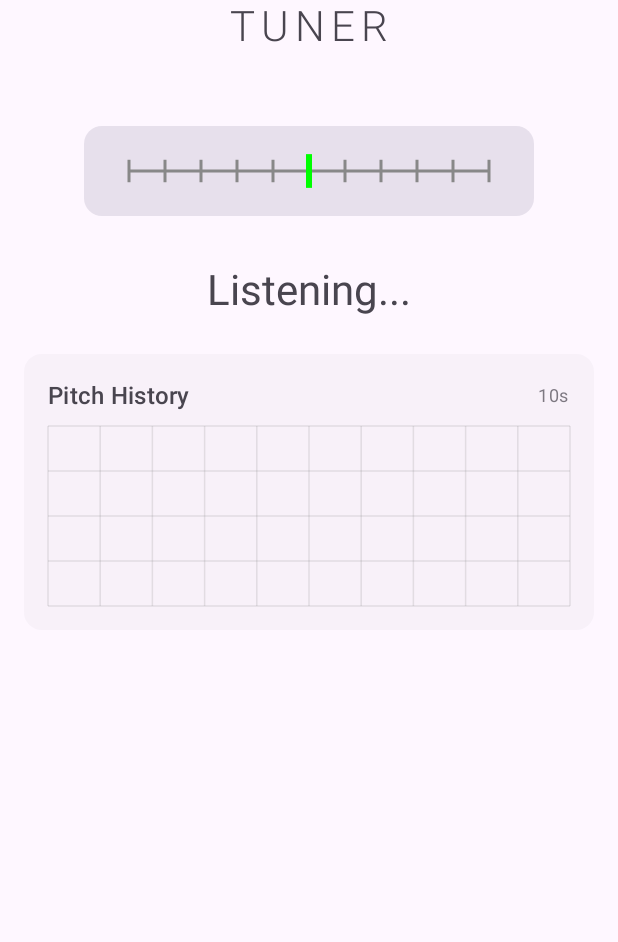
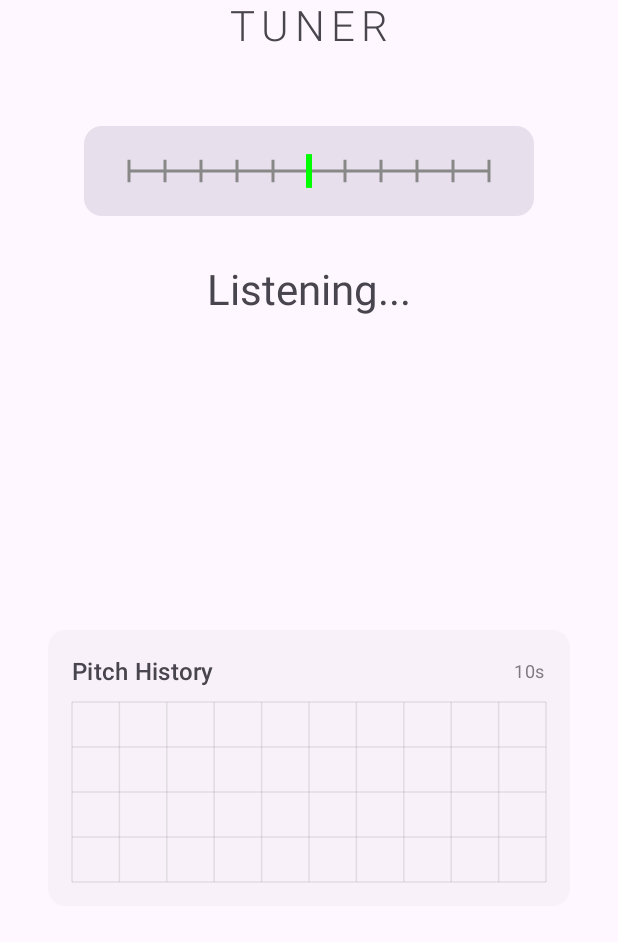
Before and after one commit to chrischaps/chromatic-tuner-android, an Android app built with Jetpack Compose: the screen it shows after launch (MainActivity), on a phone screen of 412 x 824 dp, the part 282-1224 px from its top. Run offline under Robolectric (Android 15) with nearby library versions, the phone set to English and light mode, and no system bars.

Commit message:
Anchor pitch history graph to bottom of screen
- Move graph from inline position to bottom-anchored overlay
- Use Box layout for proper layering
- Add bottom padding to main content to prevent overlap
- Graph now always visible regardless of scroll position
- Improved UX for musicians needing quick pitch reference

🤖 Generated with [Claude Code](https://claude.ai/code)

Co-Authored-By: Claude <noreply@anthropic.com>

```diff
--- a/app/src/main/java/com/chrischappelear/tuner/ui/TunerScreen.kt
+++ b/app/src/main/java/com/chrischappelear/tuner/ui/TunerScreen.kt
@@ -110,13 +110,19 @@ private fun TunerContent(
     pitchHistory: List<PitchHistoryPoint>,
     isLandscape: Boolean
 ) {
-    // Simplified single column layout - no button to worry about
-    Column(
-        horizontalAlignment = Alignment.CenterHorizontally,
-        modifier = Modifier
-            .fillMaxSize()
-            .verticalScroll(rememberScrollState())
+    // Main layout with graph anchored to bottom
+    Box(
+        modifier = Modifier.fillMaxSize()
     ) {
+        // Main content in scrollable column
+        Column(
+            horizontalAlignment = Alignment.CenterHorizontally,
+            modifier = Modifier
+                .fillMaxWidth()
+                .align(Alignment.TopCenter)
+                .verticalScroll(rememberScrollState())
+                .padding(bottom = 140.dp) // Leave space for bottom graph
+        ) {
         // Logo and Title Section
         Column(
             horizontalAlignment = Alignment.CenterHorizontally,
@@ -167,15 +173,17 @@ private fun TunerContent(
             )
         }
 
-        Spacer(modifier = Modifier.height(if (isLandscape) 16.dp else 24.dp))
+        Spacer(modifier = Modifier.height(32.dp))
+        }
 
-        // Add pitch history graph
+        // Pitch history graph anchored to bottom
         PitchHistoryGraph(
             pitchHistory = pitchHistory,
-            modifier = Modifier.padding(horizontal = if (isLandscape) 8.dp else 0.dp)
+            modifier = Modifier
+                .align(Alignment.BottomCenter)
+                .fillMaxWidth()
+                .padding(16.dp)
         )
-
-        Spacer(modifier = Modifier.height(32.dp))
     }
 }
 
```
